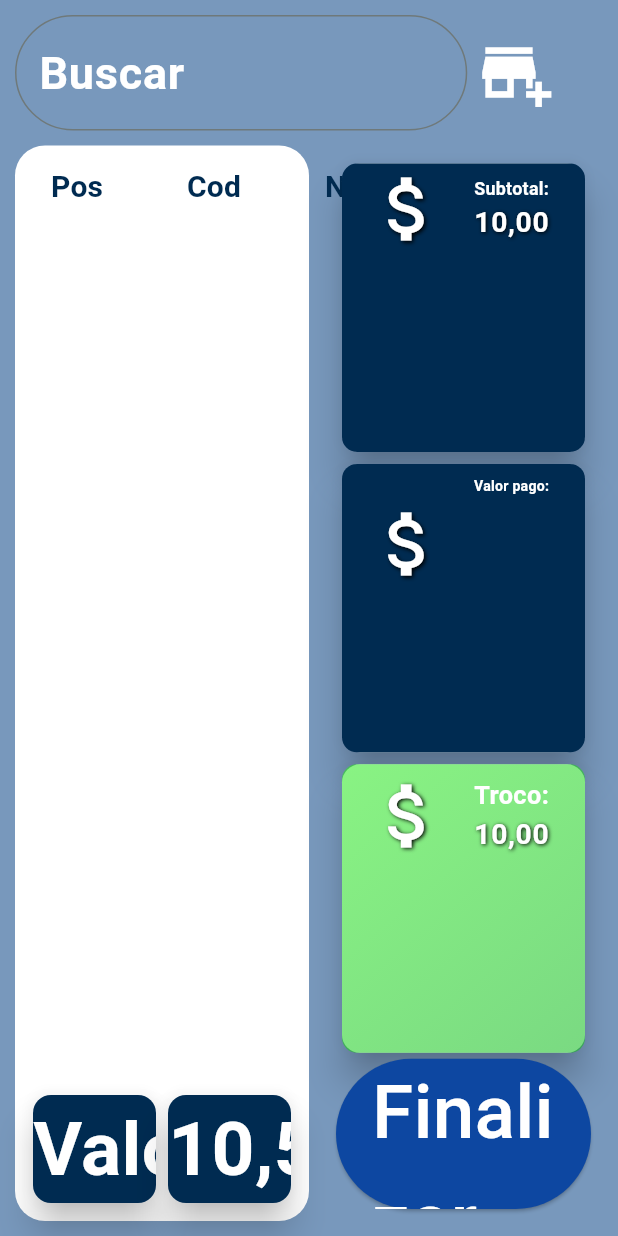
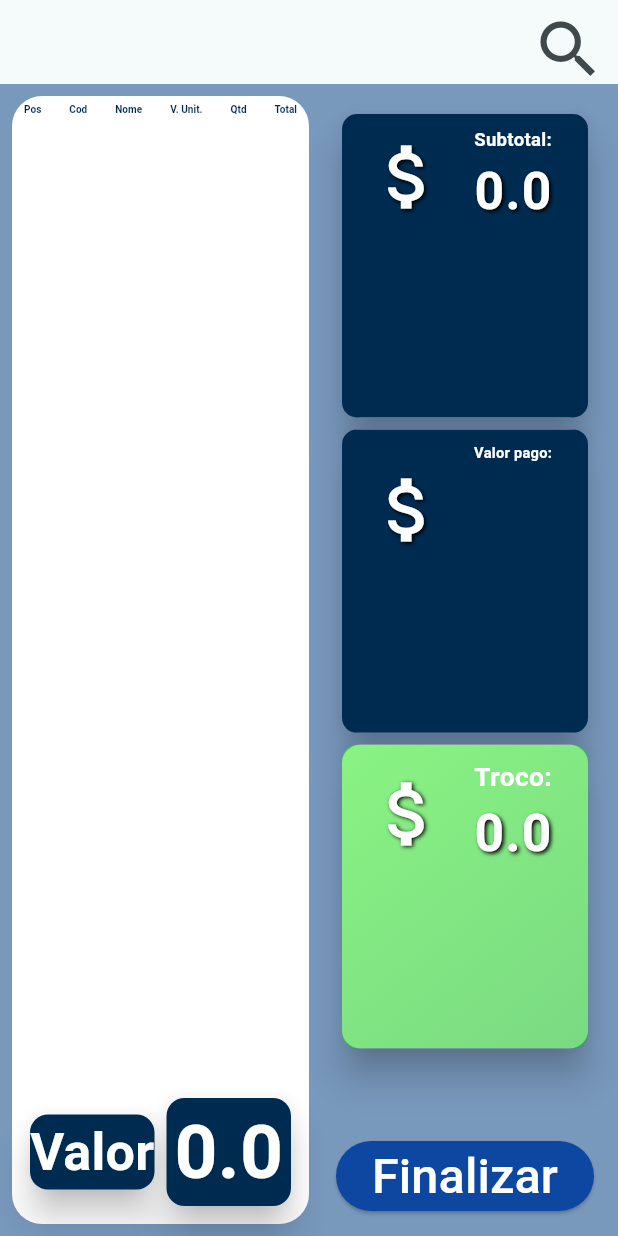
Before and after one commit to JhonSilva98/genmerc, a Flutter app: the MyVender screen opened directly, on a phone screen of 412 x 824 dp. Run offline on Flutter 3.47's test engine with Material 2 defaults, Android fonts, the phone set to English and light mode, and no system bars.

Commit message:
insercao logica subtotal

```diff
--- a/lib/tela/vender.dart
+++ b/lib/tela/vender.dart
@@ -1,5 +1,6 @@
 import 'package:flutter/material.dart';
 import 'package:genmerc/funcion/addDataTable.dart';
+import 'package:genmerc/provider/custom_search_delegate.dart';
 import 'package:genmerc/widgetPadrao/padrao.dart';
 
 class MyVender extends StatefulWidget {
@@ -11,89 +12,56 @@ class MyVender extends StatefulWidget {
 
 class _MyVenderState extends State<MyVender> {
   MyWidgetPadrao styleText = MyWidgetPadrao();
-  List<DataRow> dataRows = [];
+  List<DataRow> dataRowsFinal = [];
+
+  double subtotal = 0;
+  TextEditingController valorpago = TextEditingController();
+  double troco = 0;
+
+  void _onsubmited(PointerDownEvent event) {
+    if (subtotal > 0) {
+      double num = double.tryParse(valorpago.text)!;
+      setState(() {
+        troco = num - subtotal;
+      });
+    }
+  }
 
   @override
   Widget build(BuildContext context) {
     return Scaffold(
+      appBar: AppBar(
+        automaticallyImplyLeading: false,
+        actions: [
+          IconButton(
+              iconSize: 50.0,
+              onPressed: () async {
+                await showSearch(
+                    context: context, delegate: CustomSearchDelegate());
+                MyAddTABLE tabela = MyAddTABLE(
+                    CustomSearchDelegate.fruta, CustomSearchDelegate.valor);
+                tabela.adicionarItem();
+                setState(() {
+                  dataRowsFinal.add(tabela.table!);
+                  subtotal = subtotal + CustomSearchDelegate.valor;
+                });
+              },
+              icon: Center(
+                child: const Icon(
+                  Icons.search_outlined,
+                ),
+              ))
+        ],
+      ),
       body: Container(
+        height: MediaQuery.of(context).size.height,
+        width: MediaQuery.of(context).size.width,
         decoration: BoxDecoration(
           color: Color.fromARGB(196, 83, 122, 169),
-          /*gradient: LinearGradient(
-            colors: [
-              Color.fromARGB(255, 8, 45, 102),
-              Color.fromARGB(186, 7, 223, 230),
-            ],
-          ),*/
         ),
-        child: Column(
-          children: [
-            Padding(
-              padding:
-                  const EdgeInsets.only(left: 10.0, bottom: 10.0, top: 10.0),
-              child: SizedBox(
-                child: Row(
-                  mainAxisAlignment: MainAxisAlignment.start,
-                  children: [
-                    Expanded(
-                      flex: 3,
-                      child: TextFormField(
-                        style: TextStyle(
-                          color: Colors.white,
-                          fontSize: 30,
-                          fontWeight: FontWeight.bold,
-                        ),
-                        decoration: InputDecoration(
-                          border: OutlineInputBorder(
-                            borderSide: BorderSide(
-                              color: Colors.white, // Cor da borda branca
-                            ),
-                            borderRadius: BorderRadius.all(
-                              Radius.circular(50.0),
-                            ),
-                          ),
-                          focusedBorder: OutlineInputBorder(
-                            borderSide: BorderSide(
-                              color: Colors
-                                  .white, // Cor da borda branca quando focado
-                            ),
-                            borderRadius: BorderRadius.all(
-                              Radius.circular(8.0),
-                            ),
-                          ),
-                          hintText: 'Buscar',
-                          hintStyle: TextStyle(
-                            color: Colors.white,
-                          ),
-                        ),
-                      ),
-                    ),
-                    Flexible(
-                      child: IconButton(
-                        splashColor: Colors.blue,
-                        color: Colors.blue,
-                        iconSize: 50,
-                        icon: Icon(
-                          Icons.add_business,
-                          color: Colors.white,
-                        ),
-                        onPressed: () {
-                          MyAddTABLE tabela = MyAddTABLE();
-                          tabela.adicionarItem();
-                          setState(() {
-                            dataRows.add(tabela.table!);
-                          });
-                        },
-                      ),
-                    ),
-                  ],
-                ),
-              ),
-            ),
-            Expanded(
+        child: Center(
           child: Padding(
-                padding: const EdgeInsets.only(
-                    bottom: 10.0, left: 10.0, right: 10.0),
+            padding: const EdgeInsets.all(8.0),
             child: Row(
               mainAxisAlignment: MainAxisAlignment.spaceAround,
               children: [
@@ -110,18 +78,17 @@ class _MyVenderState extends State<MyVender> {
                         Expanded(
                           child: SingleChildScrollView(
                             scrollDirection: Axis.vertical,
-                                child: Center(
+                            child: FittedBox(
+                              fit: BoxFit.contain,
                               child: DataTable(
                                 columns: [
                                   DataColumn(
-                                        label: Flexible(
-                                          child: Text(
+                                    label: Text(
                                       'Pos',
                                       style: TextStyle(
                                         fontSize: 20,
                                         fontWeight: FontWeight.bold,
                                         color: Color(0XFF002b51),
-                                            ),
                                       ),
                                     ),
                                   ),
@@ -146,14 +113,12 @@ class _MyVenderState extends State<MyVender> {
                                     ),
                                   ),
                                   DataColumn(
-                                        label: Flexible(
-                                          child: Text(
+                                    label: Text(
                                       'V. Unit.',
                                       style: TextStyle(
                                         fontSize: 20,
                                         fontWeight: FontWeight.bold,
                                         color: Color(0XFF002b51),
-                                            ),
                                       ),
                                     ),
                                   ),
@@ -168,8 +133,7 @@ class _MyVenderState extends State<MyVender> {
                                     ),
                                   ),
                                   DataColumn(
-                                        label: Flexible(
-                                          child: Text(
+                                    label: Text(
                                       'Total',
                                       style: TextStyle(
                                         fontSize: 20,
@@ -178,9 +142,8 @@ class _MyVenderState extends State<MyVender> {
                                       ),
                                     ),
                                   ),
-                                      ),
                                 ],
-                                    rows: dataRows,
+                                rows: dataRowsFinal,
                               ),
                             ),
                           ),
@@ -188,14 +151,15 @@ class _MyVenderState extends State<MyVender> {
                         Padding(
                           padding: const EdgeInsets.all(8.0),
                           child: Row(
-                                mainAxisAlignment:
-                                    MainAxisAlignment.spaceBetween,
+                            mainAxisAlignment: MainAxisAlignment.spaceBetween,
                             children: [
                               Expanded(
                                 child: Card(
                                   elevation: 10,
                                   color: Color(0XFF002b51),
                                   child: Center(
+                                    child: FittedBox(
+                                      fit: BoxFit.contain,
                                       child: Text(
                                         "Valor",
                                         softWrap: false,
@@ -207,18 +171,22 @@ class _MyVenderState extends State<MyVender> {
                                     ),
                                   ),
                                 ),
+                              ),
                               Expanded(
                                 child: Card(
                                   elevation: 10,
                                   color: Color(0XFF002b51),
                                   child: Center(
+                                    child: FittedBox(
+                                      fit: BoxFit.contain,
                                       child: Text(
-                                          "10,50",
+                                        "$subtotal",
                                         softWrap: false,
                                         style: TextStyle(
                                             fontSize: 50,
                                             fontWeight: FontWeight.bold,
                                             color: Colors.white),
+                                      ),
                                     ),
                                   ),
                                 ),
@@ -257,12 +225,11 @@ class _MyVenderState extends State<MyVender> {
                                       begin: Alignment.topLeft,
                                       end: Alignment.bottomRight,
                                     ),*/
-                                        borderRadius:
-                                            BorderRadius.circular(10.0),
+                                    borderRadius: BorderRadius.circular(10.0),
                                   ),
                                   child: ListTile(
                                     leading: FittedBox(
-                                          fit: BoxFit.scaleDown,
+                                      fit: BoxFit.contain,
                                       child: Icon(
                                         Icons.attach_money,
                                         color: Colors.white,
@@ -289,9 +256,8 @@ class _MyVenderState extends State<MyVender> {
                                     subtitle: FittedBox(
                                       fit: BoxFit.scaleDown,
                                       child: Text(
-                                            "10,00",
-                                            style:
-                                                styleText.myBeautifulTextStyle,
+                                        "$subtotal",
+                                        style: styleText.myBeautifulTextStyle,
                                       ),
                                     ),
                                   ),
@@ -313,12 +279,11 @@ class _MyVenderState extends State<MyVender> {
                                       begin: Alignment.topLeft,
                                       end: Alignment.bottomRight,
                                     ),*/
-                                        borderRadius:
-                                            BorderRadius.circular(10.0),
+                                    borderRadius: BorderRadius.circular(10.0),
                                   ),
                                   child: ListTile(
                                     leading: FittedBox(
-                                          fit: BoxFit.cover,
+                                      fit: BoxFit.contain,
                                       child: Icon(
                                         Icons.attach_money,
                                         color: Colors.white,
@@ -346,7 +311,11 @@ class _MyVenderState extends State<MyVender> {
                                       padding: const EdgeInsets.only(
                                           right: 100.0, left: 100.0),
                                       child: TextFormField(
-                                            keyboardType: TextInputType.number,
+                                        controller: valorpago,
+                                        onTapOutside: _onsubmited,
+                                        keyboardType:
+                                            TextInputType.numberWithOptions(
+                                                decimal: true),
                                         style: TextStyle(
                                           color: Colors.white,
                                           fontSize: 30,
@@ -396,12 +365,11 @@ class _MyVenderState extends State<MyVender> {
                                       begin: Alignment.topLeft,
                                       end: Alignment.bottomRight,
                                     ),
-                                        borderRadius:
-                                            BorderRadius.circular(10.0),
+                                    borderRadius: BorderRadius.circular(10.0),
                                   ),
                                   child: ListTile(
                                     leading: FittedBox(
-                                          fit: BoxFit.scaleDown,
+                                      fit: BoxFit.contain,
                                       child: Icon(
                                         Icons.attach_money,
                                         color: Colors.white,
@@ -428,9 +396,8 @@ class _MyVenderState extends State<MyVender> {
                                     subtitle: FittedBox(
                                       fit: BoxFit.scaleDown,
                                       child: Text(
-                                            "10,00",
-                                            style:
-                                                styleText.myBeautifulTextStyle,
+                                        "$troco",
+                                        style: styleText.myBeautifulTextStyle,
                                       ),
                                     ),
                                   ),
@@ -443,16 +410,17 @@ class _MyVenderState extends State<MyVender> {
                                 child: ElevatedButton(
                                     onPressed: () {},
                                     style: ButtonStyle(
-                                          foregroundColor:
-                                              MaterialStatePropertyAll(
+                                      foregroundColor: MaterialStatePropertyAll(
                                           Colors.white),
-                                          backgroundColor:
-                                              MaterialStatePropertyAll(
+                                      backgroundColor: MaterialStatePropertyAll(
                                           Colors.blue[900]),
                                     ),
+                                    child: FittedBox(
+                                      fit: BoxFit.contain,
                                       child: Text(
                                         "Finalizar",
                                         style: TextStyle(fontSize: 50),
+                                      ),
                                     )),
                               ),
                             ),
@@ -465,8 +433,6 @@ class _MyVenderState extends State<MyVender> {
               ],
             ),
           ),
-            )
-          ],
         ),
       ),
     );
```
Lines whose indentation alone changed are shown as unchanged.
